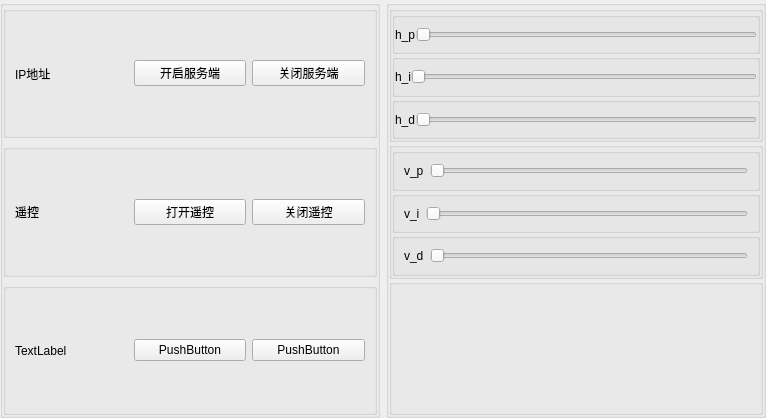
Above: ui/setting_ui.ui from ndkjing/uuv before the change. Below: the same form after it.
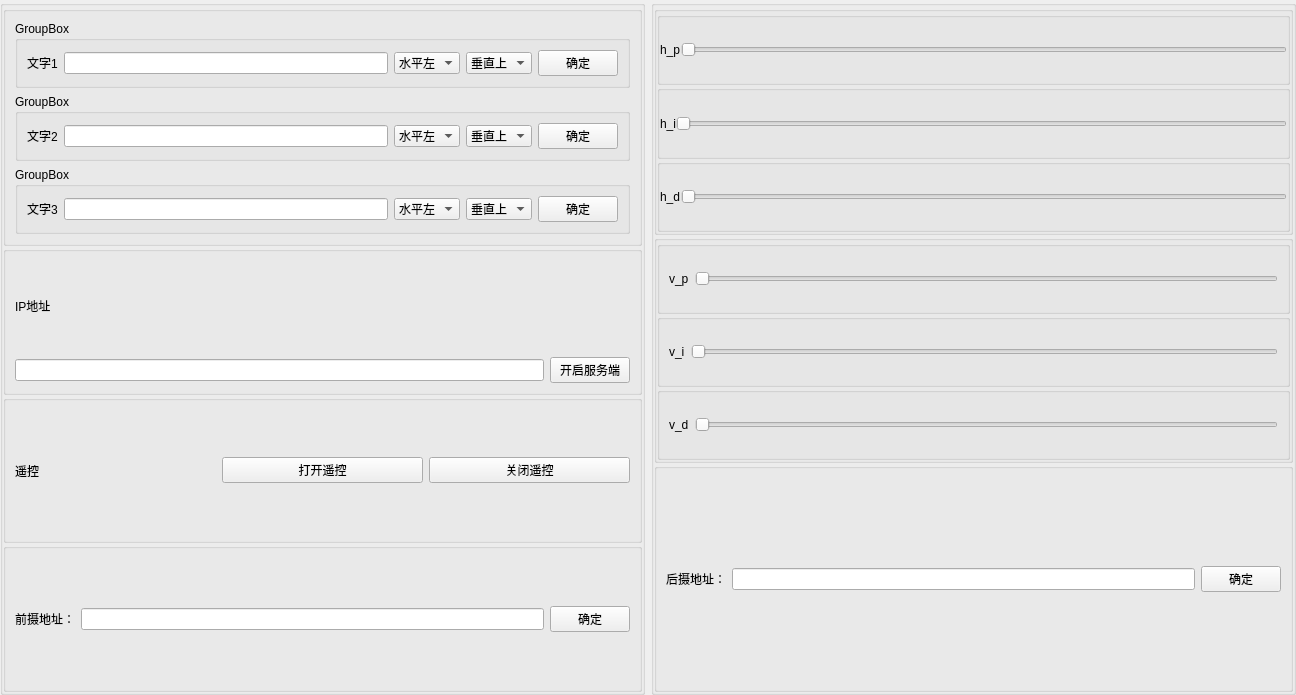
That is the form after the change. Icons and pictures are not drawn.

What changed in the file:
```diff
--- a/ui/setting_ui.ui
+++ b/ui/setting_ui.ui
@@ -6,8 +6,8 @@
    <rect>
     <x>0</x>
     <y>0</y>
-    <width>766</width>
-    <height>418</height>
+    <width>1296</width>
+    <height>695</height>
    </rect>
   </property>
   <property name="windowTitle">
@@ -31,7 +31,10 @@
      <property name="title">
       <string/>
      </property>
-     <layout class="QVBoxLayout" name="verticalLayout">
+     <layout class="QVBoxLayout" name="verticalLayout" stretch="1,1,1,1">
+      <property name="spacing">
+       <number>0</number>
+      </property>
       <property name="leftMargin">
        <number>0</number>
       </property>
@@ -44,20 +47,224 @@
       <property name="bottomMargin">
        <number>0</number>
       </property>
+      <item>
+       <widget class="QGroupBox" name="groupBox_15">
+        <property name="title">
+         <string/>
+        </property>
+        <layout class="QVBoxLayout" name="verticalLayout_5">
+         <item>
+          <widget class="QGroupBox" name="groupBox_18">
+           <property name="title">
+            <string>GroupBox</string>
+           </property>
+           <layout class="QHBoxLayout" name="horizontalLayout_2">
+            <item>
+             <widget class="QLabel" name="label_3">
+              <property name="text">
+               <string>文字1</string>
+              </property>
+             </widget>
+            </item>
+            <item>
+             <widget class="QLineEdit" name="text1_line_edit"/>
+            </item>
+            <item>
+             <widget class="QComboBox" name="text1_x_combo_box">
+              <item>
+               <property name="text">
+                <string>水平左</string>
+               </property>
+              </item>
+              <item>
+               <property name="text">
+                <string>水平中</string>
+               </property>
+              </item>
+              <item>
+               <property name="text">
+                <string>水平右</string>
+               </property>
+              </item>
+             </widget>
+            </item>
+            <item>
+             <widget class="QComboBox" name="text1_y_combo_box">
+              <item>
+               <property name="text">
+                <string>垂直上</string>
+               </property>
+              </item>
+              <item>
+               <property name="text">
+                <string>垂直中</string>
+               </property>
+              </item>
+              <item>
+               <property name="text">
+                <string>垂直下</string>
+               </property>
+              </item>
+             </widget>
+            </item>
+            <item>
+             <widget class="QPushButton" name="text1_button">
+              <property name="text">
+               <string>确定</string>
+              </property>
+             </widget>
+            </item>
+           </layout>
+          </widget>
+         </item>
+         <item>
+          <widget class="QGroupBox" name="groupBox_17">
+           <property name="title">
+            <string>GroupBox</string>
+           </property>
+           <layout class="QHBoxLayout" name="horizontalLayout_12">
+            <item>
+             <widget class="QLabel" name="label_4">
+              <property name="text">
+               <string>文字2</string>
+              </property>
+             </widget>
+            </item>
+            <item>
+             <widget class="QLineEdit" name="text2_line_edit"/>
+            </item>
+            <item>
+             <widget class="QComboBox" name="text2_x_combo_box">
+              <item>
+               <property name="text">
+                <string>水平左</string>
+               </property>
+              </item>
+              <item>
+               <property name="text">
+                <string>水平中</string>
+               </property>
+              </item>
+              <item>
+               <property name="text">
+                <string>水平右</string>
+               </property>
+              </item>
+             </widget>
+            </item>
+            <item>
+             <widget class="QComboBox" name="text2_y_combo_box">
+              <item>
+               <property name="text">
+                <string>垂直上</string>
+               </property>
+              </item>
+              <item>
+               <property name="text">
+                <string>垂直中</string>
+               </property>
+              </item>
+              <item>
+               <property name="text">
+                <string>垂直下</string>
+               </property>
+              </item>
+             </widget>
+            </item>
+            <item>
+             <widget class="QPushButton" name="text2_button">
+              <property name="text">
+               <string>确定</string>
+              </property>
+             </widget>
+            </item>
+           </layout>
+          </widget>
+         </item>
+         <item>
+          <widget class="QGroupBox" name="groupBox_16">
+           <property name="title">
+            <string>GroupBox</string>
+           </property>
+           <layout class="QHBoxLayout" name="horizontalLayout_13">
+            <item>
+             <widget class="QLabel" name="label_5">
+              <property name="text">
+               <string>文字3</string>
+              </property>
+             </widget>
+            </item>
+            <item>
+             <widget class="QLineEdit" name="text3_line_edit"/>
+            </item>
+            <item>
+             <widget class="QComboBox" name="text3_x_combo_box">
+              <item>
+               <property name="text">
+                <string>水平左</string>
+               </property>
+              </item>
+              <item>
+               <property name="text">
+                <string>水平中</string>
+               </property>
+              </item>
+              <item>
+               <property name="text">
+                <string>水平右</string>
+               </property>
+              </item>
+             </widget>
+            </item>
+            <item>
+             <widget class="QComboBox" name="text3_y_combo_box">
+              <item>
+               <property name="text">
+                <string>垂直上</string>
+               </property>
+              </item>
+              <item>
+               <property name="text">
+                <string>垂直中</string>
+               </property>
+              </item>
+              <item>
+               <property name="text">
+                <string>垂直右</string>
+               </property>
+              </item>
+             </widget>
+            </item>
+            <item>
+             <widget class="QPushButton" name="text3_button">
+              <property name="text">
+               <string>确定</string>
+              </property>
+             </widget>
+            </item>
+           </layout>
+          </widget>
+         </item>
+        </layout>
+       </widget>
+      </item>
       <item>
        <widget class="QGroupBox" name="groupBox_3">
         <property name="title">
          <string/>
         </property>
-        <layout class="QHBoxLayout" name="horizontalLayout_2">
-         <item>
+        <layout class="QGridLayout" name="gridLayout">
+         <item row="0" column="0">
           <widget class="QLabel" name="ip_address_label">
            <property name="text">
             <string>IP地址</string>
            </property>
           </widget>
          </item>
-         <item>
+         <item row="1" column="0">
+          <widget class="QLineEdit" name="ip_address_line_edit"/>
+         </item>
+         <item row="1" column="1">
           <widget class="QPushButton" name="start_server_btn">
            <property name="text">
             <string>开启服务端</string>
@@ -68,13 +275,6 @@
            </property>
           </widget>
          </item>
-         <item>
-          <widget class="QPushButton" name="close_server_btn">
-           <property name="text">
-            <string>关闭服务端</string>
-           </property>
-          </widget>
-         </item>
         </layout>
        </widget>
       </item>
@@ -115,27 +315,19 @@
         </property>
         <layout class="QHBoxLayout" name="horizontalLayout_4">
          <item>
-          <widget class="QLabel" name="label_3">
+          <widget class="QLabel" name="label">
            <property name="text">
-            <string>TextLabel</string>
+            <string>前摄地址：</string>
            </property>
           </widget>
          </item>
          <item>
-          <widget class="QPushButton" name="pushButton_5">
-           <property name="text">
-            <string>PushButton</string>
-           </property>
-          </widget>
+          <widget class="QLineEdit" name="fva_line_edit"/>
          </item>
          <item>
           <widget class="QPushButton" name="pushButton_6">
            <property name="text">
-            <string>PushButton</string>
-           </property>
-           <property name="icon">
-            <iconset resource="../resource.qrc">
-             <normaloff>:/icon/penguin.png</normaloff>:/icon/penguin.png</iconset>
+            <string>确定</string>
            </property>
           </widget>
          </item>
@@ -150,7 +342,7 @@
      <property name="title">
       <string/>
      </property>
-     <layout class="QVBoxLayout" name="verticalLayout_2">
+     <layout class="QVBoxLayout" name="verticalLayout_2" stretch="1,1,1">
       <property name="spacing">
        <number>0</number>
       </property>
@@ -309,7 +501,7 @@
         <property name="title">
          <string/>
         </property>
-        <layout class="QVBoxLayout" name="verticalLayout_4">
+        <layout class="QVBoxLayout" name="verticalLayout_4" stretch="1,1,1">
          <property name="spacing">
           <number>0</number>
          </property>
@@ -402,6 +594,25 @@
         <property name="title">
          <string/>
         </property>
+        <layout class="QHBoxLayout" name="horizontalLayout_11">
+         <item>
+          <widget class="QLabel" name="label_2">
+           <property name="text">
+            <string>后摄地址：</string>
+           </property>
+          </widget>
+         </item>
+         <item>
+          <widget class="QLineEdit" name="bva_line_edit"/>
+         </item>
+         <item>
+          <widget class="QPushButton" name="bva_button">
+           <property name="text">
+            <string>确定</string>
+           </property>
+          </widget>
+         </item>
+        </layout>
        </widget>
       </item>
      </layout>
```
Left out of the diff: 2 changed lines with no effect on the pictures.
